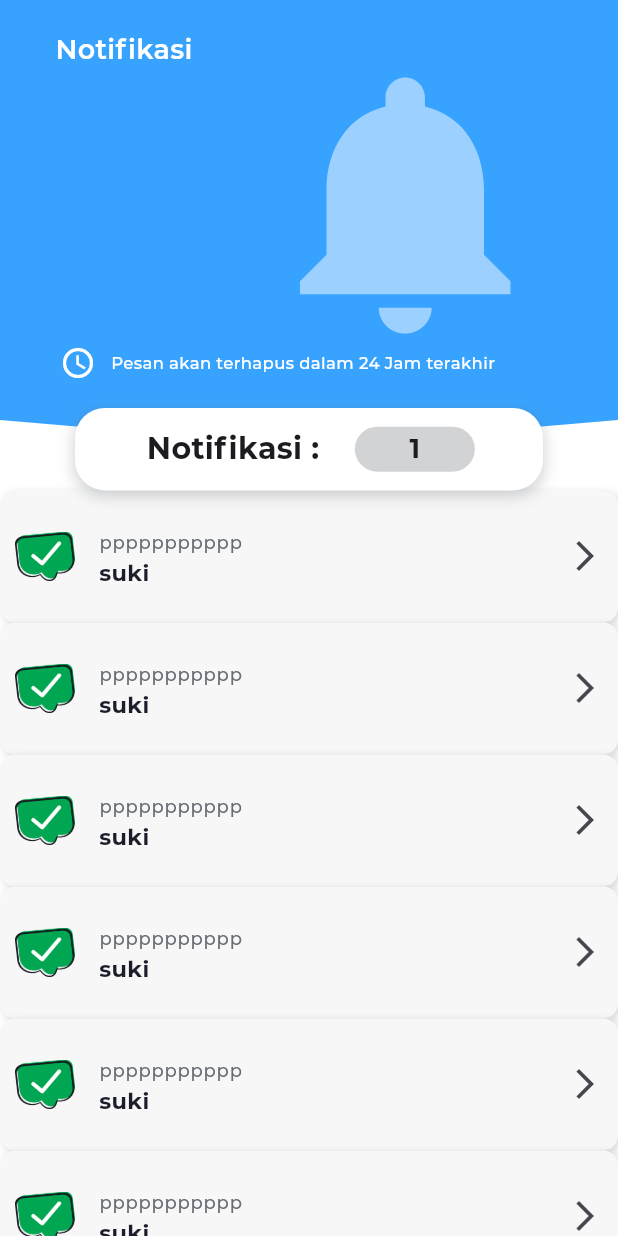
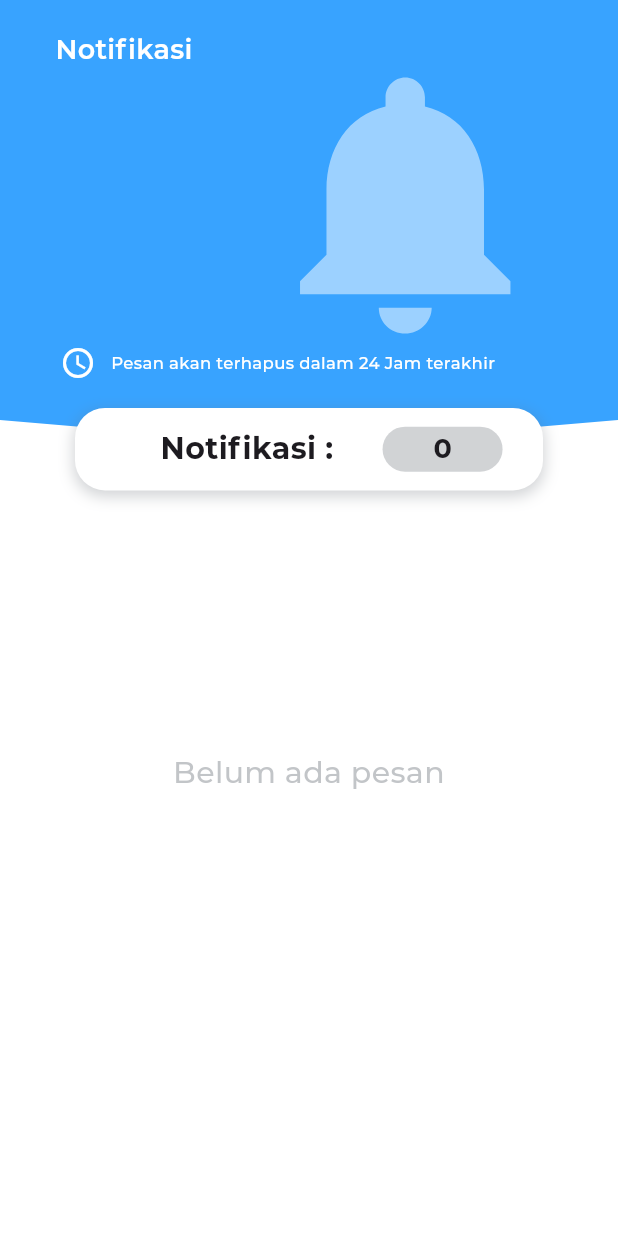
Before and after one commit to cngodingsmeda/simon-pkl, a Flutter app: the NotifikasiDudiView screen opened by its route, on a phone screen of 412 x 824 dp. Run offline on Flutter 3.47's test engine with Material 3 defaults, Android fonts, the phone set to English and light mode, and no system bars; our stand-ins replace get, get_storage, material_design_icons_flutter; missing offline and left inert: iconify_flutter, string_capitalize; accounts and stored records are empty.

Commit message:
membuat item count pada notifikasi dudi

```diff
--- a/lib/app/modules/dudi/notifikasi_dudi/notifikasi_dudi_widget.dart
+++ b/lib/app/modules/dudi/notifikasi_dudi/notifikasi_dudi_widget.dart
@@ -1,5 +1,6 @@
 import 'package:flutter/material.dart';
 import 'package:simon_pkl/material/material.dart';
+import 'package:get/get.dart';
 
 // ignore: must_be_immutable
 class NotifikasiItemDudi extends StatelessWidget {
@@ -19,13 +20,17 @@
   Widget build(BuildContext context) {
     return Column(
       children: [
-        InkWell(
+        Container(
+          padding: EdgeInsets.only(top: 20, left: 20, right: 20),
+          height: Get.height * 0.125,
+          width: Get.width,
+          child: InkWell(
             borderRadius: BorderRadius.circular(10),
             onTap: onTapFunc,
             child: Ink(
               decoration: BoxDecoration(
                 borderRadius: BorderRadius.circular(10),
-              color: AllMaterial.colorGreySec,
+                color: AllMaterial.colorWhite,
                 boxShadow: [
                   BoxShadow(
                     blurRadius: 4,
@@ -35,12 +40,12 @@
                 ],
               ),
               child: ListTile(
-              contentPadding: const EdgeInsets.only(
-                top: 8,
-                bottom: 8,
-                right: 10,
-                left: 10,
-              ),
+                // contentPadding: const EdgeInsets.only(
+                //   // top: 8,
+                //   bottom: 8,
+                //   // right: 10,
+                //   // left: 10,
+                // ),
                 leading: Image(
                   width: 40,
                   image: AssetImage(
@@ -66,8 +71,9 @@
                     color: AllMaterial.colorBlack,
                   ),
                 ),
-              trailing: const Icon(
-                Icons.arrow_forward_ios_outlined,
+                // trailing: const Icon(
+                //   Icons.arrow_forward_ios_outlined,
+                // ),
               ),
             ),
           ),
--- a/lib/app/modules/dudi/notifikasi_dudi/views/notifikasi_dudi_view.dart
+++ b/lib/app/modules/dudi/notifikasi_dudi/views/notifikasi_dudi_view.dart
@@ -1,17 +1,14 @@
 // ignore_for_file: must_be_immutable
 
 import 'package:flutter/material.dart';
-
 import 'package:get/get.dart';
 import 'package:simon_pkl/material/material.dart';
-
 import 'package:simon_pkl/app/modules/siswa/ajuan_pkl/views/ajuan_pkl_view.dart';
 import 'package:simon_pkl/app/modules/dudi/notifikasi_dudi/notifikasi_dudi_widget.dart';
 import '../controllers/notifikasi_dudi_controller.dart';
 
 class NotifikasiDudiView extends GetView<NotifikasiDudiController> {
-
-  var notif = 1;
+  final int notif = 0;
 
   @override
   Widget build(BuildContext context) {
@@ -59,7 +56,6 @@
                 Container(
                   alignment: Alignment.centerRight,
                   margin: EdgeInsets.symmetric(
-                    // horizontal: 5,
                     vertical: 30,
                   ),
                   child: Icon(
@@ -79,9 +75,7 @@
                     Icons.access_time_sharp,
                     color: AllMaterial.colorWhite,
                   ),
-                  SizedBox(
-                    width: 10,
-                  ),
+                  SizedBox(width: 10),
                   Text(
                     "Pesan akan terhapus dalam 24 Jam terakhir",
                     style: TextStyle(
@@ -103,6 +97,18 @@
                   child: Container(
                     height: 55,
                     width: Get.width,
+                    decoration: BoxDecoration(
+                      borderRadius: BorderRadius.circular(20),
+                      color: AllMaterial.colorWhite,
+                      boxShadow: [
+                        BoxShadow(
+                          color: AllMaterial.colorGrey.withOpacity(0.3),
+                          spreadRadius: 1,
+                          blurRadius: 8,
+                          offset: Offset(0, 3),
+                        ),
+                      ],
+                    ),
                     child: Row(
                       mainAxisAlignment: MainAxisAlignment.spaceEvenly,
                       children: [
@@ -121,6 +127,10 @@
                           alignment: Alignment.center,
                           height: 30,
                           width: 80,
+                          decoration: BoxDecoration(
+                            color: AllMaterial.colorGrey.withOpacity(0.3),
+                            borderRadius: BorderRadius.circular(20),
+                          ),
                           child: Text(
                             '$notif',
                             style: TextStyle(
@@ -129,102 +139,45 @@
                               fontSize: 18,
                             ),
                           ),
-                          decoration: BoxDecoration(
-                            color: AllMaterial.colorGrey.withOpacity(0.3),
-                            borderRadius: BorderRadius.circular(20),
-                          ),
                         ),
-                        SizedBox(
-                          width: 10,
-                        ),
-                      ],
-                    ),
-                    decoration: BoxDecoration(
-                      borderRadius: BorderRadius.circular(20),
-                      color: AllMaterial.colorWhite,
-                      boxShadow: [
-                        BoxShadow(
-                          color: AllMaterial.colorGrey.withOpacity(0.3),
-                          spreadRadius: 1,
-                          blurRadius: 8,
-                          offset: Offset(0, 3),
-                        ),
+                        // SizedBox(width: 10),
                       ],
                     ),
                   ),
                 ),
-                SingleChildScrollView(
-                  child: Column(
-                    children: [
-                      NotifikasiItemDudi(
-                        onTapFunc: () {},
-                        contextTitle: "ppppppppppp",
-                        subTitle: "suki",
-                        contextImage: "assets/logo/accept.png",
+                // SizedBox(height: 20),
+                notif == 0
+                    ? Center(
+                        heightFactor: 13,
+                        child: Text(
+                          "Belum ada pesan",
+                          textAlign: TextAlign.center,
+                          style: TextStyle(
+                            fontFamily: AllMaterial.fontFamily,
+                            fontSize: 20,
+                            color: AllMaterial.colorGrey.withOpacity(.4),
+                          ),
+                        ),
+                      )
+                    : Padding(
+                        padding: const EdgeInsets.only(
+                            bottom: 10, left: 10, right: 10),
+                        child: SizedBox(
+                          height: Get.height,
+                          child: ListView.builder(
+                            itemCount: notif,
+                            itemBuilder: (context, index) => NotifikasiItemDudi(
+                              contextTitle: "Kabar baik untukmu!",
+                              subTitle:
+                                  "Ajuan PKL-mu diterima di PT. Telkom Indonesia",
+                              contextImage: "assets/logo/accept.png",
+                              onTapFunc: () {
+                                // Get.toNamed(RoutesName.settingsPage);
+                              },
+                            ),
+                          ),
+                        ),
                       ),
-                      NotifikasiItemDudi(
-                        onTapFunc: () {},
-                        contextTitle: "ppppppppppp",
-                        subTitle: "suki",
-                        contextImage: "assets/logo/accept.png",
-                      ),
-                      NotifikasiItemDudi(
-                        onTapFunc: () {},
-                        contextTitle: "ppppppppppp",
-                        subTitle: "suki",
-                        contextImage: "assets/logo/accept.png",
-                      ),
-                      NotifikasiItemDudi(
-                        onTapFunc: () {},
-                        contextTitle: "ppppppppppp",
-                        subTitle: "suki",
-                        contextImage: "assets/logo/accept.png",
-                      ),
-                      NotifikasiItemDudi(
-                        onTapFunc: () {},
-                        contextTitle: "ppppppppppp",
-                        subTitle: "suki",
-                        contextImage: "assets/logo/accept.png",
-                      ),
-                      NotifikasiItemDudi(
-                        onTapFunc: () {},
-                        contextTitle: "ppppppppppp",
-                        subTitle: "suki",
-                        contextImage: "assets/logo/accept.png",
-                      ),
-                      NotifikasiItemDudi(
-                        onTapFunc: () {},
-                        contextTitle: "ppppppppppp",
-                        subTitle: "suki",
-                        contextImage: "assets/logo/accept.png",
-                      ),
-                      NotifikasiItemDudi(
-                        onTapFunc: () {},
-                        contextTitle: "ppppppppppp",
-                        subTitle: "suki",
-                        contextImage: "assets/logo/accept.png",
-                      ),
-                      NotifikasiItemDudi(
-                        onTapFunc: () {},
-                        contextTitle: "ppppppppppp",
-                        subTitle: "suki",
-                        contextImage: "assets/logo/accept.png",
-                      ),
-                      NotifikasiItemDudi(
-                        onTapFunc: () {},
-                        contextTitle: "ppppppppppp",
-                        subTitle: "suki",
-                        contextImage: "assets/logo/accept.png",
-                      ),
-                      NotifikasiItemDudi(
-                        onTapFunc: () {},
-                        contextTitle: "ppppppppppp",
-                        subTitle: "suki",
-                        contextImage: "assets/logo/accept.png",
-                      ),
-                    ],
-                  ),
-                )
               ],
             ),
           ],
@@ -233,10 +186,3 @@
     );
   }
 }
-
-// NotifikasiItemDudi(
-//               onTapFunc: () {},
-//               contextTitle: "hah",
-//               subTitle: 'sus',
-//               contextImage: "assets/logo/accept.png",
-//             )
--- a/lib/app/modules/siswa/notifikasi_page/views/notifikasi_page_view.dart
+++ b/lib/app/modules/siswa/notifikasi_page/views/notifikasi_page_view.dart
@@ -78,8 +78,7 @@
                         child: Text(
                           "Belum ada data nih...\nKamu bakal dapet notifikasi disini",
                           textAlign: TextAlign.center,
-                            style:
-                                TextStyle(fontFamily: AllMaterial.fontFamily),
+                          style: TextStyle(fontFamily: AllMaterial.fontFamily),
                         ),
                       )
                     : Padding(
@@ -93,7 +92,8 @@
                             // Get.toNamed(RoutesName.settingsPage);
                           },
                         ),
-                        )),
+                      ),
+              ),
             ),
           ],
         ),
```
Lines whose indentation alone changed are shown as unchanged.
